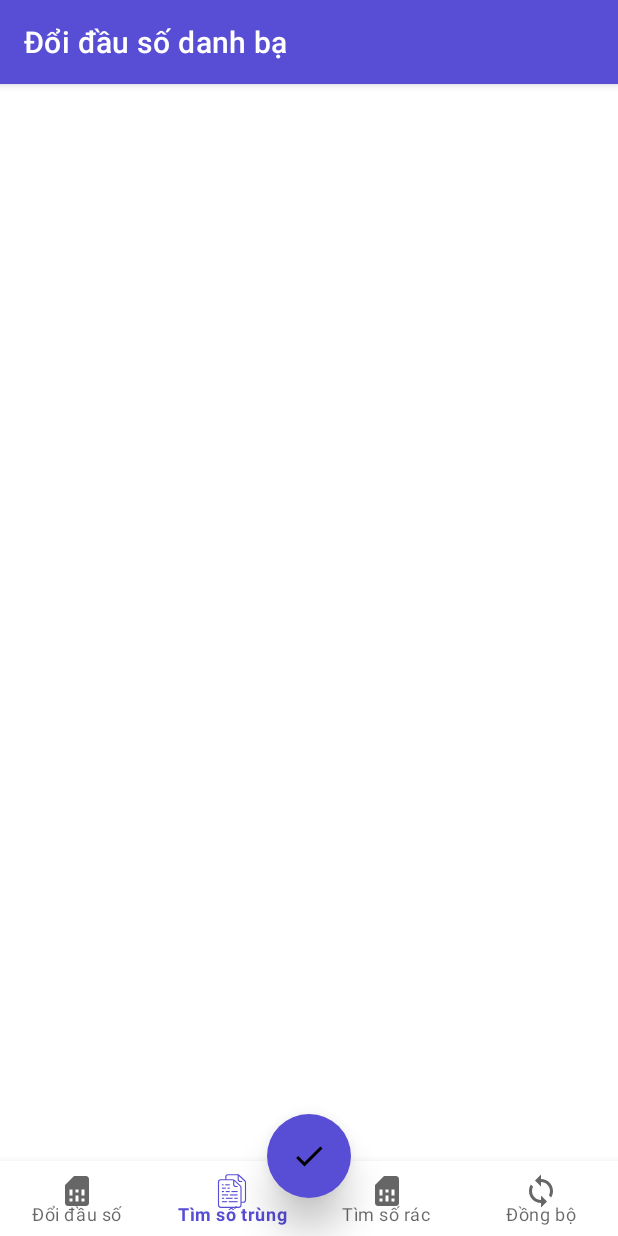
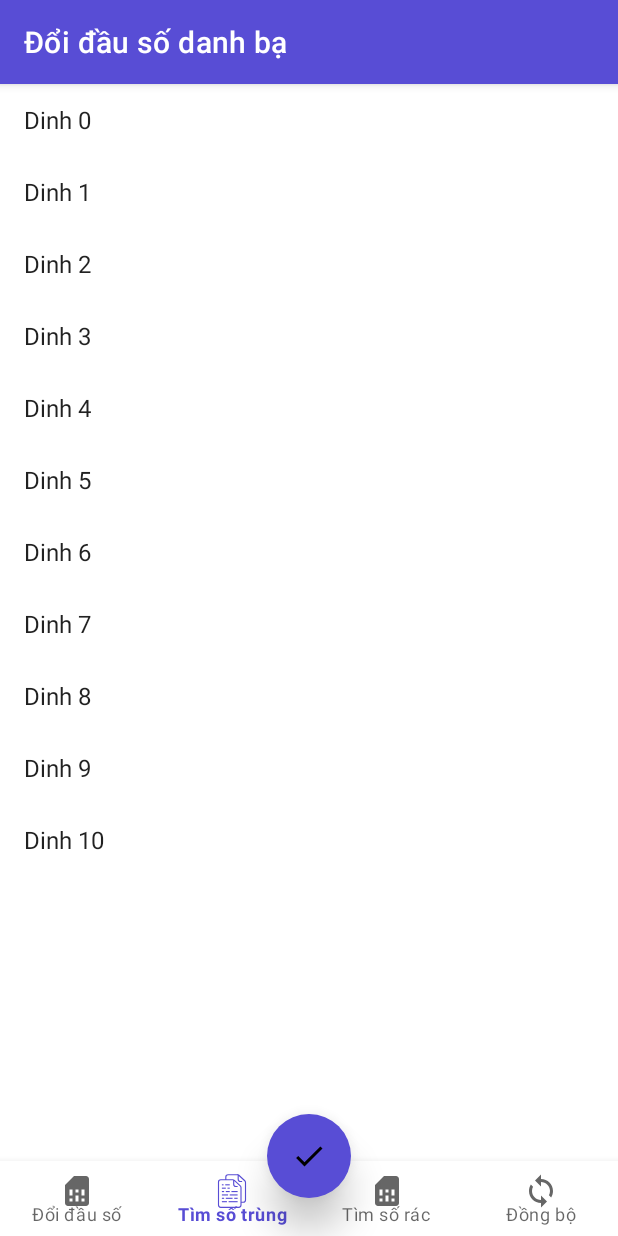
Before and after one commit to dinhlamvn/capnhatdanhba, an Android app: the screen it shows after launch (MainActivity), item 2 of the bottom bar chosen, on a phone screen of 412 x 824 dp. Run offline under Robolectric (Android 15) with nearby library versions, the phone set to English and light mode, and no system bars; our stand-ins replace Dagger/Hilt's generated code; libraries missing offline, so code that uses them is left out: com.karumi.dexter; 2 statements that could not run were skipped.

Commit message:
create view pager and bottom view

```diff
--- a/app/build.gradle
+++ b/app/build.gradle
@@ -68,6 +68,9 @@ dependencies {
   implementation deps.dagger.support
   kapt deps.dagger.processor
   kapt deps.dagger.complier
+
+  // View Pager 2
+  implementation 'androidx.viewpager2:viewpager2:1.0.0'
 }
 repositories {
   mavenCentral()
--- a/app/src/main/java/com/adomino/ddsdb/base/BaseActivity.kt
+++ b/app/src/main/java/com/adomino/ddsdb/base/BaseActivity.kt
@@ -1,7 +1,8 @@
 package com.adomino.ddsdb.base
 
 import android.os.Bundle
-import androidx.annotation.IdRes
+import androidx.annotation.LayoutRes
+import androidx.annotation.MainThread
 import androidx.appcompat.app.ActionBar
 import dagger.android.support.DaggerAppCompatActivity
 
@@ -9,32 +10,29 @@ abstract class BaseActivity : DaggerAppCompatActivity() {
 
   override fun onCreate(savedInstanceState: Bundle?) {
     super.onCreate(savedInstanceState)
+    setContentView(viewId())
 
     supportActionBar?.let { actionBar ->
       onActionBarConfiguration(actionBar)
     }
+
+    onInitUI()
   }
 
-  abstract fun onActionBarConfiguration(actionBar: ActionBar)
+  open fun onActionBarConfiguration(actionBar: ActionBar) {
 
-  @IdRes
-  abstract fun viewMainId(): Int
-
-  protected fun attachFragment(frag: BaseFragment) {
-    supportFragmentManager
-      .beginTransaction()
-      .replace(viewMainId(), frag)
-      .commit()
   }
 
-  protected fun attachFragment(frag: BaseFragment, fragTag: String) {
-    supportFragmentManager
-      .beginTransaction()
-      .add(viewMainId(), frag, fragTag)
-      .commit()
-  }
+  @LayoutRes
+  abstract fun viewId(): Int
 
-  fun setActionBarTitle(title: String, subTitle: String = "") {
+  @MainThread
+  abstract fun onInitUI()
+
+  fun setActionBarTitle(
+    title: String,
+    subTitle: String = ""
+  ) {
     supportActionBar?.let { actionbar ->
       actionbar.title = title
       if (subTitle.isNotEmpty()) {
--- a/app/src/main/java/com/adomino/ddsdb/base/BaseFragment.kt
+++ b/app/src/main/java/com/adomino/ddsdb/base/BaseFragment.kt
@@ -4,38 +4,23 @@ import android.os.Bundle
 import android.view.LayoutInflater
 import android.view.View
 import android.view.ViewGroup
-import androidx.annotation.IdRes
-import androidx.appcompat.app.AppCompatActivity
-import com.adomino.ddsdb.R
 import dagger.android.support.DaggerFragment
 
 abstract class BaseFragment : DaggerFragment() {
 
-  companion object {
-    const val KEY_ARGS = "arguments"
+  abstract fun layout(): Int
+
+  abstract fun onInitUI(view: View)
+
+  override fun onCreateView(
+    inflater: LayoutInflater,
+    container: ViewGroup?,
+    savedInstanceState: Bundle?
+  ): View? {
+    return inflater.inflate(layout(), container, false)
+        .apply {
+          onInitUI(this)
+        }
   }
 
-  abstract fun getLayoutResource(): Int
-
-  override fun onActivityCreated(savedInstanceState: Bundle?) {
-    super.onActivityCreated(savedInstanceState)
-    getBaseActivity().setActionBarTitle(getString(R.string.app_name))
-  }
-
-  override fun onCreateView(
-    inflater: LayoutInflater, container: ViewGroup?, savedInstanceState: Bundle?
-  ): View? {
-    return inflater.inflate(getLayoutResource(), container, false)
-  }
-
-  fun getBaseActivity(): BaseActivity {
-    return activity as BaseActivity
-  }
-
-  fun attachTo(activity: AppCompatActivity, @IdRes containerId: Int) {
-    activity.supportFragmentManager
-      .beginTransaction()
-      .add(containerId, this)
-      .commit()
-  }
 }
--- /dev/null
+++ b/app/src/main/java/com/adomino/ddsdb/common/Views.kt
@@ -0,0 +1,15 @@
+package com.adomino.ddsdb.common
+
+import android.app.Activity
+import android.view.View
+import androidx.annotation.IdRes
+
+fun <T : View> View.bindView(@IdRes id: Int): Lazy<T> {
+  check(id != 0) { "Id must not be zero" }
+  return lazy { (findViewById<T>(id)) }
+}
+
+fun <T : View> Activity.bindView(@IdRes id: Int): Lazy<T> {
+  check(id != 0) { "Id must not be zero" }
+  return lazy { (findViewById<T>(id)) }
+}
--- /dev/null
+++ b/app/src/main/java/com/adomino/ddsdb/di/scope/ActivityScope.kt
@@ -0,0 +1,6 @@
+package com.adomino.ddsdb.di.scope
+
+import javax.inject.Scope
+
+@Scope
+annotation class ActivityScope
--- /dev/null
+++ b/app/src/main/java/com/adomino/ddsdb/di/scope/FragmentScope.kt
@@ -0,0 +1,6 @@
+package com.adomino.ddsdb.di.scope
+
+import javax.inject.Scope
+
+@Scope
+annotation class FragmentScope
--- /dev/null
+++ b/app/src/main/java/com/adomino/ddsdb/ui/listcontact/ContactUiModel.kt
@@ -0,0 +1,21 @@
+package com.adomino.ddsdb.ui.listcontact
+
+import com.adomino.ddsdb.recyclerview.XModel
+
+data class ContactUiModel(
+  val id: Int,
+  val name: String
+) : XModel {
+  override fun isEquals(other: XModel?): Boolean {
+    return this.id == (other as ContactUiModel).id
+  }
+
+  override fun isEqualsContents(other: XModel?): Boolean {
+    val model = other as ContactUiModel
+    return this.id == model.id && this.name == model.name
+  }
+
+  override fun viewType(): Int {
+    return 0
+  }
+}
--- a/app/src/main/java/com/adomino/ddsdb/ui/listcontact/ListContactFragment.kt
+++ b/app/src/main/java/com/adomino/ddsdb/ui/listcontact/ListContactFragment.kt
@@ -1,24 +1,19 @@
 package com.adomino.ddsdb.ui.listcontact
 
-import android.os.Bundle
+import android.view.LayoutInflater
 import android.view.View
-import androidx.lifecycle.Observer
 import androidx.lifecycle.ViewModelProvider
-import androidx.lifecycle.ViewModelProviders
-import androidx.recyclerview.widget.DividerItemDecoration
 import androidx.recyclerview.widget.LinearLayoutManager
 import androidx.recyclerview.widget.RecyclerView
 import com.adomino.ddsdb.R
 import com.adomino.ddsdb.base.BaseFragment
+import com.adomino.ddsdb.di.scope.FragmentScope
 import com.adomino.ddsdb.helper.resource.ResourceProvider
-import com.adomino.ddsdb.ui.listcontact.di.ListContactScope
-import java.util.*
+import com.adomino.ddsdb.recyclerview.XAdapter
 import javax.inject.Inject
 
-@ListContactScope
+@FragmentScope
 class ListContactFragment : BaseFragment() {
-
-  lateinit var listContactViewModel: ListContactViewModel
 
   @Inject
   lateinit var stringProvider: ResourceProvider.StringResourceProvider
@@ -26,40 +21,27 @@ class ListContactFragment : BaseFragment() {
   @Inject
   lateinit var factory: ViewModelProvider.Factory
 
-  private val contactListAdapter: ListContactAdapter by lazy(LazyThreadSafetyMode.NONE) {
-    ListContactAdapter()
-  }
+  @Inject
+  lateinit var viewModel: ListContactViewModel
 
-  override fun getLayoutResource(): Int {
+  override fun layout(): Int {
     return R.layout.fragment_list_contact
   }
 
-  override fun onViewCreated(view: View, savedInstanceState: Bundle?) {
-    super.onViewCreated(view, savedInstanceState)
+  override fun onInitUI(view: View) {
+    val recyclerView: RecyclerView = view.findViewById(R.id.recyclerView)
+    recyclerView.layoutManager = LinearLayoutManager(requireContext())
+    val adapter = XAdapter.create()
+        .setViewHolderFactory { viewGroup, _ ->
+          ListContactViewHolder(
+              LayoutInflater.from(requireContext())
+                  .inflate(android.R.layout.simple_list_item_1, viewGroup, false)
+          )
+        }
+    recyclerView.adapter = adapter
 
-    listContactViewModel = ViewModelProviders.of(this, factory).get(ListContactViewModel::class.java)
-
-    val rvContactList = view.findViewById<RecyclerView>(R.id.rvContactList)
-
-    rvContactList.adapter = contactListAdapter
-    rvContactList.addItemDecoration(DividerItemDecoration(context, LinearLayoutManager.VERTICAL))
-
-    listContactViewModel.contactList.observe(this, Observer { contactList ->
-      activity?.runOnUiThread {
-        contactListAdapter.setDataList(contactList)
-        val actionBarTitle = String.format(Locale.getDefault(),
-          getString(R.string.action_bar_title_change_number), contactList.size)
-        getBaseActivity().setActionBarTitle(actionBarTitle)
-      }
-    })
-
-    getBaseActivity().setActionBarTitle(stringProvider.get(R.string.app_name))
-  }
-
-  companion object {
-    fun newInstance(): ListContactFragment {
-      val fragment = ListContactFragment()
-      return fragment
+    for (i in 0..10) {
+      adapter.addModel(ContactUiModel(id = i, name = "Dinh $i"))
     }
   }
 }
--- /dev/null
+++ b/app/src/main/java/com/adomino/ddsdb/ui/listcontact/ListContactViewHolder.kt
@@ -0,0 +1,15 @@
+package com.adomino.ddsdb.ui.listcontact
+
+import android.view.View
+import android.widget.TextView
+import com.adomino.ddsdb.common.bindView
+import com.adomino.ddsdb.recyclerview.XViewHolder
+
+class ListContactViewHolder(view: View) : XViewHolder<ContactUiModel>(view) {
+
+  private val tvTextView: TextView by view.bindView(android.R.id.text1)
+
+  override fun bind(model: ContactUiModel) {
+    tvTextView.text = model.name
+  }
+}
--- a/app/src/main/java/com/adomino/ddsdb/ui/listcontact/di/ListContactFragmentModule.kt
+++ b/app/src/main/java/com/adomino/ddsdb/ui/listcontact/di/ListContactFragmentModule.kt
@@ -1,18 +1,37 @@
 package com.adomino.ddsdb.ui.listcontact.di
 
+import androidx.lifecycle.ViewModelProvider
+import androidx.lifecycle.ViewModelProviders
+import com.adomino.ddsdb.di.scope.FragmentScope
+import com.adomino.ddsdb.di.viewmodel.DaggerViewModelFactory
 import com.adomino.ddsdb.ui.listcontact.ListContactFragment
+import com.adomino.ddsdb.ui.listcontact.ListContactViewModel
 import dagger.Module
+import dagger.Provides
 import dagger.android.ContributesAndroidInjector
 
 @Module
 interface ListContactFragmentModule {
 
   @ContributesAndroidInjector(
-    modules = [Provision::class]
+      modules = [Binding::class, Provision::class]
   )
-  @ListContactScope
+  @FragmentScope
   fun inject(): ListContactFragment
 
   @Module
-  interface Provision
+  interface Binding {
+    fun bindFactory(factory: DaggerViewModelFactory): ViewModelProvider.Factory
+  }
+
+  @Module
+  object Provision {
+
+    @Provides
+    @JvmStatic
+    fun provideViewModel(fragment: ListContactFragment): ListContactViewModel {
+      return ViewModelProviders.of(fragment, fragment.factory)
+          .get(ListContactViewModel::class.java)
+    }
+  }
 }
--- a/app/src/main/java/com/adomino/ddsdb/ui/listcontact/di/ListContactScope.kt
+++ /dev/null
@@ -1,6 +0,0 @@
-package com.adomino.ddsdb.ui.listcontact.di
-
-import javax.inject.Scope
-
-@Scope
-annotation class ListContactScope
--- a/app/src/main/java/com/adomino/ddsdb/ui/main/MainActivity.kt
+++ b/app/src/main/java/com/adomino/ddsdb/ui/main/MainActivity.kt
@@ -1,39 +1,56 @@
 package com.adomino.ddsdb.ui.main
 
 import android.Manifest
-import android.os.Bundle
-import android.view.View
-import androidx.appcompat.app.ActionBar
+import android.view.MenuItem
+import androidx.viewpager2.widget.ViewPager2
 import com.adomino.ddsdb.R
 import com.adomino.ddsdb.base.BaseActivity
-import com.adomino.ddsdb.ui.listcontact.ListContactFragment
-import com.adomino.ddsdb.ui.main.MainViewListener.CurrentPage
+import com.adomino.ddsdb.common.bindView
 import com.google.android.material.bottomnavigation.BottomNavigationView
+import com.google.android.material.floatingactionbutton.FloatingActionButton
 import com.karumi.dexter.Dexter
 import com.karumi.dexter.MultiplePermissionsReport
 import com.karumi.dexter.PermissionToken
 import com.karumi.dexter.listener.PermissionRequest
 import com.karumi.dexter.listener.multi.MultiplePermissionsListener
 
-class MainActivity : BaseActivity(), View.OnClickListener, MainViewListener {
+class MainActivity : BaseActivity() {
 
-  private val viewListener: MainViewListener = this
+  private val btnExecute: FloatingActionButton by bindView(R.id.fbtExecute)
 
-  override fun onCreate(savedInstanceState: Bundle?) {
-    super.onCreate(savedInstanceState)
-    setContentView(R.layout.activity_main)
-    findViewById<View>(R.id.fbtExecute).setOnClickListener(this)
-    val bottomNavigationView = findViewById<BottomNavigationView>(R.id.bnvFunction)
-    bottomNavigationView.setOnNavigationItemSelectedListener { item ->
-      item.isChecked = true
-      if (item.itemId == R.id.itConvert) {
-        currentPage = CurrentPage.CHANGE_HEAD_NUMBER_PAGE
-        ListContactFragment.newInstance().attachTo(this,
-          R.id.container)
-      } else if (item.itemId == R.id.itFindSame) {
-        currentPage = CurrentPage.REMOVE_DUPLICATE_PAGE
+  private val bottomView: BottomNavigationView by bindView(R.id.bnvFunction)
+
+  private val viewPager: ViewPager2 by bindView(R.id.viewPager)
+
+  override fun viewId(): Int {
+    return R.layout.activity_main
   }
-      true
+
+  override fun onInitUI() {
+    val pageAdapter: ViewPagerAdapter = ViewPagerAdapter(this)
+    viewPager.adapter = pageAdapter
+
+    viewPager.registerOnPageChangeCallback(object : ViewPager2.OnPageChangeCallback() {
+      private var lastBottomItemView: MenuItem? = null
+
+      override fun onPageSelected(position: Int) {
+        lastBottomItemView?.let { viewItem ->
+          viewItem.isChecked = false
+        }
+        val bottomItemView = bottomView.menu.getItem(position)
+        bottomItemView.isChecked = true
+        lastBottomItemView = bottomItemView
+      }
+    })
+
+    bottomView.setOnNavigationItemSelectedListener { itemView ->
+      when (itemView.itemId) {
+        R.id.itConvert -> viewPager.setCurrentItem(0, true)
+        R.id.itFindSame -> viewPager.setCurrentItem(1, true)
+        R.id.itConvert2 -> viewPager.setCurrentItem(2, true)
+        R.id.itDelete -> viewPager.setCurrentItem(3, true)
+      }
+      return@setOnNavigationItemSelectedListener true
     }
   }
 
@@ -43,36 +60,15 @@ class MainActivity : BaseActivity(), View.OnClickListener, MainViewListener {
         .withPermissions(
             Manifest.permission.READ_CONTACTS,
             Manifest.permission.WRITE_CONTACTS
-      ).withListener(object : MultiplePermissionsListener {
+        )
+        .withListener(object : MultiplePermissionsListener {
           override fun onPermissionsChecked(report: MultiplePermissionsReport) {}
           override fun onPermissionRationaleShouldBeShown(
             permissions: List<PermissionRequest>,
             token: PermissionToken
           ) {
           }
-      }).check()
-  }
-
-  override fun onClick(v: View) {
-    when (currentPage) {
-      CurrentPage.CHANGE_HEAD_NUMBER_PAGE -> {
-        viewListener.executeUpdateContactList()
-      }
-      CurrentPage.REMOVE_DUPLICATE_PAGE -> {
-        viewListener.executeRemoveContactList()
+        })
+        .check()
   }
 }
-  }
-
-  override fun onActionBarConfiguration(actionBar: ActionBar) {}
-  override fun viewMainId(): Int {
-    return R.id.container
-  }
-
-  override fun executeUpdateContactList() {}
-  override fun executeRemoveContactList() {}
-
-  companion object {
-    private var currentPage = CurrentPage.CHANGE_HEAD_NUMBER_PAGE
-  }
-}
--- a/app/src/main/java/com/adomino/ddsdb/ui/main/MainViewListener.java
+++ /dev/null
@@ -1,13 +0,0 @@
-package com.adomino.ddsdb.ui.main;
-
-public interface MainViewListener {
-
-  enum CurrentPage {
-    CHANGE_HEAD_NUMBER_PAGE,
-    REMOVE_DUPLICATE_PAGE
-  }
-
-  void executeUpdateContactList();
-
-  void executeRemoveContactList();
-}
--- /dev/null
+++ b/app/src/main/java/com/adomino/ddsdb/ui/main/ViewPagerAdapter.kt
@@ -0,0 +1,18 @@
+package com.adomino.ddsdb.ui.main
+
+import androidx.fragment.app.Fragment
+import androidx.fragment.app.FragmentActivity
+import androidx.viewpager2.adapter.FragmentStateAdapter
+import com.adomino.ddsdb.ui.listcontact.ListContactFragment
+
+class ViewPagerAdapter(fragmentActivity: FragmentActivity) : FragmentStateAdapter(
+    fragmentActivity
+) {
+  override fun getItemCount(): Int {
+    return 4
+  }
+
+  override fun createFragment(position: Int): Fragment {
+    return ListContactFragment()
+  }
+}
--- a/app/src/main/res/drawable/ic_check.xml
+++ b/app/src/main/res/drawable/ic_check.xml
@@ -1,5 +1,5 @@
 <vector android:height="48dp" android:tint="#FFFFFF"
     android:viewportHeight="24.0" android:viewportWidth="24.0"
     android:width="48dp" xmlns:android="http://schemas.android.com/apk/res/android">
-    <path android:fillColor="#FF000000" android:pathData="M9,16.17L4.83,12l-1.42,1.41L9,19 21,7l-1.41,-1.41z"/>
+    <path android:fillColor="#FFFFFF" android:pathData="M9,16.17L4.83,12l-1.42,1.41L9,19 21,7l-1.41,-1.41z"/>
 </vector>
--- a/app/src/main/res/layout/activity_main.xml
+++ b/app/src/main/res/layout/activity_main.xml
@@ -4,26 +4,30 @@
     xmlns:tools="http://schemas.android.com/tools"
     android:layout_width="match_parent"
     android:layout_height="match_parent"
-  tools:context="android.vn.lcd.ui.main.MainActivity">
+    tools:context=".ui.main.MainActivity"
+    >
 
-  <FrameLayout
-    android:id="@+id/container"
+  <androidx.viewpager2.widget.ViewPager2
+      android:id="@+id/viewPager"
       android:layout_width="0dp"
       android:layout_height="0dp"
+      android:orientation="horizontal"
       app:layout_constraintBottom_toTopOf="@+id/bnvFunction"
       app:layout_constraintEnd_toEndOf="parent"
       app:layout_constraintStart_toStartOf="parent"
-    app:layout_constraintTop_toTopOf="parent" />
+      app:layout_constraintTop_toTopOf="parent"
+      />
 
   <com.google.android.material.bottomnavigation.BottomNavigationView
       android:id="@+id/bnvFunction"
       android:layout_width="match_parent"
       android:layout_height="50dp"
-    app:labelVisibilityMode="labeled"
       app:layout_constraintBottom_toBottomOf="parent"
       app:layout_constraintEnd_toEndOf="parent"
       app:layout_constraintStart_toStartOf="parent"
-    app:menu="@menu/bottom_menu" />
+      app:labelVisibilityMode="labeled"
+      app:menu="@menu/bottom_menu"
+      />
 
   <com.google.android.material.floatingactionbutton.FloatingActionButton
       android:id="@+id/fbtExecute"
@@ -31,13 +35,14 @@
       android:layout_height="wrap_content"
       android:layout_marginBottom="25dp"
       android:src="@drawable/ic_check"
+      app:layout_anchor="@id/bnvFunction"
+      app:layout_constraintBottom_toBottomOf="parent"
+      app:layout_constraintEnd_toEndOf="parent"
+      app:layout_constraintStart_toStartOf="parent"
       app:backgroundTint="@color/colorPrimary"
       app:borderWidth="0dp"
       app:elevation="15dp"
       app:fabSize="normal"
-    app:layout_anchor="@id/bnvFunction"
-    app:layout_constraintBottom_toBottomOf="parent"
-    app:layout_constraintEnd_toEndOf="parent"
-    app:layout_constraintStart_toStartOf="parent" />
+      />
 
 </androidx.constraintlayout.widget.ConstraintLayout>
```
Also changed, not shown: app/src/main/java/com/adomino/ddsdb/di/AppComponent.kt (+5 -5 lines), app/src/main/java/com/adomino/ddsdb/ui/listcontact/ListContactAdapter.kt (deleted, +0 -73 lines), app/src/main/res/layout/fragment_list_contact.xml (+11 -35 lines), gradle.properties (+8 -7 lines). Lines whose indentation alone changed are shown as unchanged.
